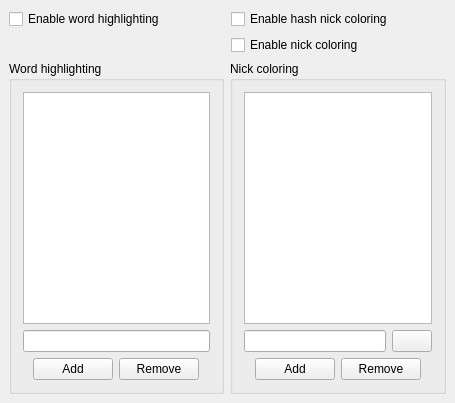
First picture: the form in src/options/opt_general_groupchat.ui, repository psi-im/psi, before the edit.
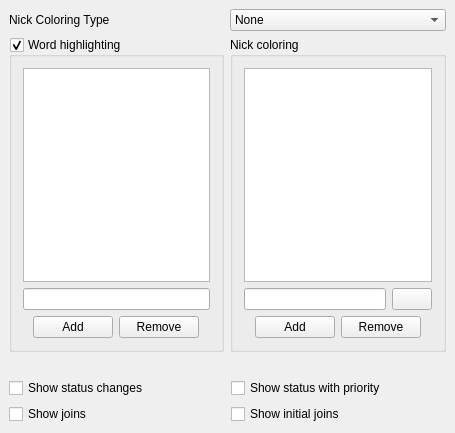
Second picture: the form after the edit.

What changed in the file:
```diff
--- a/src/options/opt_general_groupchat.ui
+++ b/src/options/opt_general_groupchat.ui
@@ -7,7 +7,7 @@
     <x>0</x>
     <y>0</y>
     <width>455</width>
-    <height>403</height>
+    <height>433</height>
    </rect>
   </property>
   <property name="windowTitle">
@@ -34,35 +34,7 @@
      <property name="spacing">
       <number>6</number>
      </property>
-     <item row="0" column="0">
-      <widget class="QCheckBox" name="ck_gcHighlights">
-       <property name="text">
-        <string>Enable word highlighting</string>
-       </property>
-      </widget>
-     </item>
-     <item row="0" column="1">
-      <widget class="QCheckBox" name="ck_gcHashNickColoring">
-       <property name="text">
-        <string>Enable hash nick coloring</string>
-       </property>
-      </widget>
-     </item>
-     <item row="1" column="1">
-      <widget class="QCheckBox" name="ck_gcNickColoring">
-       <property name="text">
-        <string>Enable nick coloring</string>
-       </property>
-      </widget>
-     </item>
-    </layout>
-   </item>
-   <item>
-    <layout class="QHBoxLayout" name="horizontalLayout">
-     <property name="spacing">
-      <number>6</number>
-     </property>
-     <item>
+     <item row="1" column="0">
       <widget class="QGroupBox" name="alertGroupBox">
        <property name="toolTip">
         <string>Highlight lines and alert the user if this text is included in chat</string>
@@ -70,6 +42,9 @@
        <property name="title">
         <string>Word highlighting</string>
        </property>
+       <property name="checkable">
+        <bool>true</bool>
+       </property>
        <layout class="QVBoxLayout">
         <property name="spacing">
          <number>6</number>
@@ -186,7 +161,29 @@
        </layout>
       </widget>
      </item>
-     <item>
+     <item row="0" column="1">
+      <widget class="QComboBox" name="cb_coloringType">
+       <property name="toolTip">
+        <string>Select nick coloring type for conference log</string>
+       </property>
+       <item>
+        <property name="text">
+         <string>None</string>
+        </property>
+       </item>
+       <item>
+        <property name="text">
+         <string>Automatic</string>
+        </property>
+       </item>
+       <item>
+        <property name="text">
+         <string>Manual palette</string>
+        </property>
+       </item>
+      </widget>
+     </item>
+     <item row="1" column="1">
       <widget class="QGroupBox" name="ncGroupBox">
        <property name="title">
         <string>Nick coloring</string>
@@ -339,6 +336,48 @@
        </layout>
       </widget>
      </item>
+     <item row="0" column="0">
+      <widget class="QLabel" name="label">
+       <property name="text">
+        <string>Nick Coloring Type</string>
+       </property>
+      </widget>
+     </item>
+    </layout>
+   </item>
+   <item>
+    <layout class="QGridLayout" name="gridLayout_3">
+     <property name="topMargin">
+      <number>20</number>
+     </property>
+     <item row="1" column="0">
+      <widget class="QCheckBox" name="ck_showJoins">
+       <property name="text">
+        <string>Show joins</string>
+       </property>
+      </widget>
+     </item>
+     <item row="0" column="0">
+      <widget class="QCheckBox" name="ck_showStatusChanges">
+       <property name="text">
+        <string>Show status changes</string>
+       </property>
+      </widget>
+     </item>
+     <item row="0" column="1">
+      <widget class="QCheckBox" name="ck_showStatusPriority">
+       <property name="text">
+        <string>Show status with priority</string>
+       </property>
+      </widget>
+     </item>
+     <item row="1" column="1">
+      <widget class="QCheckBox" name="ck_showInitialJoins">
+       <property name="text">
+        <string>Show initial joins</string>
+       </property>
+      </widget>
+     </item>
     </layout>
    </item>
   </layout>
```
Left out of the diff: 20 changed lines with no effect on the pictures.
